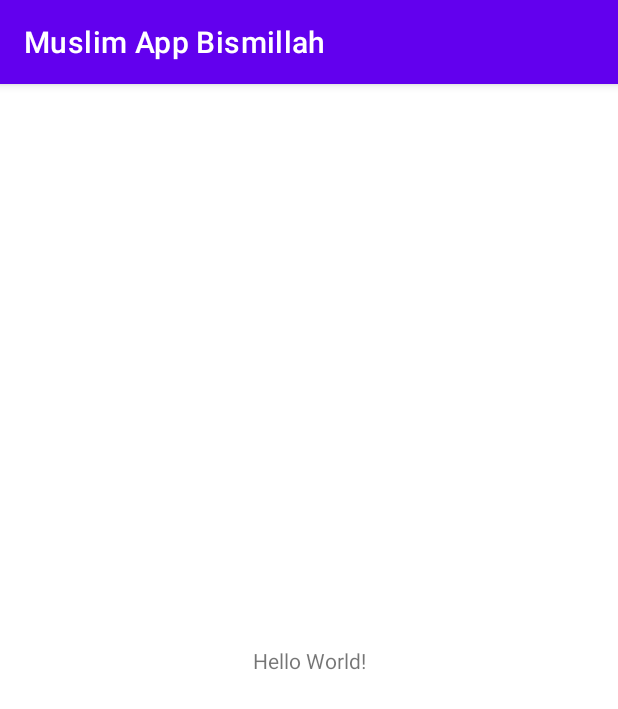
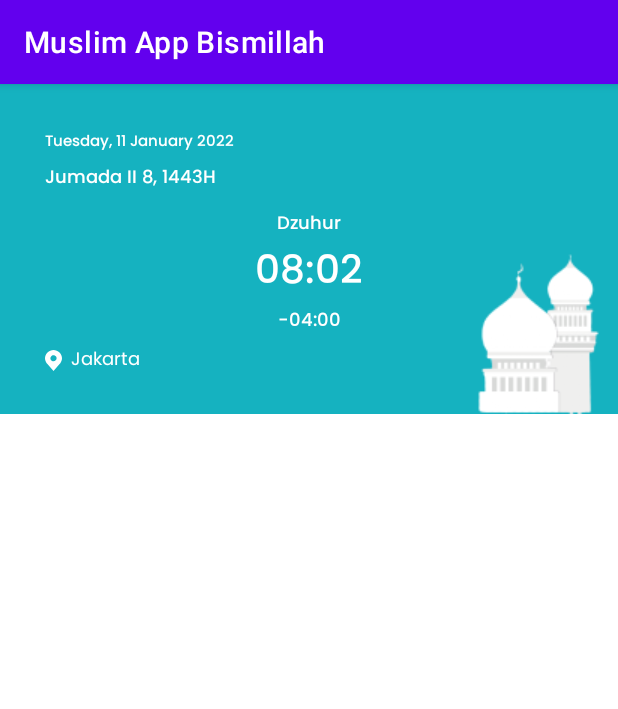
Before and after one commit to Dokito555/Muslim_App_Bismillah, an Android app: the screen it shows after launch (MainActivity), on a phone screen of 412 x 824 dp. Shown: the top 709 px of the screen. Run offline under Robolectric (Android 15) with nearby library versions, the phone set to English and light mode, and no system bars.

Commit message:
Top Home Screen

```diff
--- a/app/src/main/AndroidManifest.xml
+++ b/app/src/main/AndroidManifest.xml
@@ -1,6 +1,8 @@
 <?xml version="1.0" encoding="utf-8"?>
 <manifest xmlns:android="http://schemas.android.com/apk/res/android"
     package="blue.umbrella.muslimappbismillah">
+
+    <uses-permission android:name="android.permission.INTERNET"/>
 
     <application
         android:allowBackup="true"
--- /dev/null
+++ b/app/src/main/res/drawable/ic_location.xml
@@ -0,0 +1,9 @@
+<vector xmlns:android="http://schemas.android.com/apk/res/android"
+    android:width="11dp"
+    android:height="14dp"
+    android:viewportWidth="11"
+    android:viewportHeight="14">
+  <path
+      android:pathData="M5.5,0C4.0418,0.0017 2.6439,0.5817 1.6128,1.6128C0.5817,2.6439 0.0017,4.0418 0,5.5C-0.0017,6.6916 0.3875,7.8509 1.108,8.8C1.108,8.8 1.258,8.9975 1.2825,9.026L5.5,14L9.7195,9.0235C9.7415,8.997 9.892,8.8 9.892,8.8L9.8925,8.7985C10.6126,7.8498 11.0017,6.6911 11,5.5C10.9983,4.0418 10.4183,2.6439 9.3872,1.6128C8.3561,0.5817 6.9582,0.0017 5.5,0ZM5.5,7.5C5.1044,7.5 4.7178,7.3827 4.3889,7.1629C4.06,6.9432 3.8036,6.6308 3.6522,6.2654C3.5009,5.8999 3.4613,5.4978 3.5384,5.1098C3.6156,4.7219 3.8061,4.3655 4.0858,4.0858C4.3655,3.8061 4.7219,3.6156 5.1098,3.5384C5.4978,3.4613 5.8999,3.5009 6.2654,3.6522C6.6308,3.8036 6.9432,4.06 7.1629,4.3889C7.3827,4.7178 7.5,5.1044 7.5,5.5C7.4993,6.0302 7.2884,6.5385 6.9135,6.9135C6.5385,7.2884 6.0302,7.4993 5.5,7.5Z"
+      android:fillColor="#ffffff"/>
+</vector>
--- /dev/null
+++ b/app/src/main/res/font/font.xml
@@ -0,0 +1,4 @@
+<?xml version="1.0" encoding="utf-8"?>
+<font-family xmlns:android="http://schemas.android.com/apk/res/android">
+
+</font-family>
--- a/app/src/main/res/layout/activity_main.xml
+++ b/app/src/main/res/layout/activity_main.xml
@@ -1,18 +1,103 @@
 <?xml version="1.0" encoding="utf-8"?>
-<androidx.constraintlayout.widget.ConstraintLayout xmlns:android="http://schemas.android.com/apk/res/android"
+<ScrollView xmlns:android="http://schemas.android.com/apk/res/android"
     xmlns:app="http://schemas.android.com/apk/res-auto"
     xmlns:tools="http://schemas.android.com/tools"
     android:layout_width="match_parent"
     android:layout_height="match_parent"
     tools:context=".MainActivity">
 
-    <TextView
-        android:layout_width="wrap_content"
+    <LinearLayout
+        android:layout_width="match_parent"
         android:layout_height="wrap_content"
-        android:text="Hello World!"
-        app:layout_constraintBottom_toBottomOf="parent"
-        app:layout_constraintLeft_toLeftOf="parent"
-        app:layout_constraintRight_toRightOf="parent"
-        app:layout_constraintTop_toTopOf="parent" />
+        android:orientation="vertical">
 
-</androidx.constraintlayout.widget.ConstraintLayout>
+        <RelativeLayout
+            android:layout_width="match_parent"
+            android:layout_height="220dp"
+            android:background="@color/main_color">
+
+            <LinearLayout
+                android:layout_width="match_parent"
+                android:layout_height="match_parent"
+                android:orientation="vertical">
+
+                <TextView
+                    android:id="@+id/kalender_masehi"
+                    android:layout_width="wrap_content"
+                    android:layout_height="wrap_content"
+                    android:text="Tuesday, 11 January 2022"
+                    android:fontFamily="@font/poppins_medium"
+                    android:layout_marginTop="30dp"
+                    android:textSize="10sp"
+                    android:layout_marginStart="30dp"
+                    android:textColor="@color/white"/>
+
+                <TextView
+                    android:id="@+id/kalender_hijri"
+                    android:layout_width="wrap_content"
+                    android:layout_height="wrap_content"
+                    android:text="Jumada II 8, 1443H"
+                    android:fontFamily="@font/poppins_medium"
+                    android:layout_marginTop="5dp"
+                    android:layout_marginStart="30dp"
+                    android:textSize="12sp"
+                    android:textColor="@color/white"/>
+
+                <TextView
+                    android:id="@+id/waktu_solat"
+                    android:layout_width="match_parent"
+                    android:layout_height="wrap_content"
+                    android:textSize="12sp"
+                    android:text="Dzuhur"
+                    android:textAlignment="center"
+                    android:layout_marginTop="10dp"
+                    android:textColor="@color/white"
+                    android:fontFamily="@font/poppins_medium"/>
+
+                <TextView
+                    android:id="@+id/currentTime"
+                    android:layout_width="match_parent"
+                    android:layout_height="wrap_content"
+                    android:textSize="26sp"
+                    android:text="08:02"
+                    android:textAlignment="center"
+                    android:textColor="@color/white"
+                    android:fontFamily="@font/poppins_medium"/>
+
+                <TextView
+                    android:id="@+id/timeBeforeAdzan"
+                    android:layout_width="match_parent"
+                    android:layout_height="wrap_content"
+                    android:textSize="12sp"
+                    android:text="-04:00"
+                    android:textAlignment="center"
+                    android:textColor="@color/white"
+                    android:fontFamily="@font/poppins_medium"/>
+
+                <TextView
+                    android:id="@+id/currentLocation"
+                    android:layout_width="match_parent"
+                    android:layout_height="wrap_content"
+                    android:layout_marginTop="5dp"
+                    android:text="Jakarta"
+                    android:textColor="@color/white"
+                    android:fontFamily="@font/poppins_regular"
+                    android:textSize="12sp"
+                    android:drawableLeft="@drawable/ic_location"
+                    android:drawablePadding="6dp"
+                    android:layout_marginStart="30dp"/>
+
+            </LinearLayout>
+
+            <ImageView
+                android:layout_width="wrap_content"
+                android:layout_height="wrap_content"
+                android:src="@drawable/mosq"
+                android:layout_alignParentBottom="true"
+                android:layout_alignParentRight="true"/>
+
+        </RelativeLayout>
+
+    </LinearLayout>
+
+</ScrollView>
--- a/app/src/main/res/values/colors.xml
+++ b/app/src/main/res/values/colors.xml
@@ -7,4 +7,5 @@
     <color name="teal_700">#FF018786</color>
     <color name="black">#FF000000</color>
     <color name="white">#FFFFFFFF</color>
+    <color name="main_color">#15B2C0</color>
 </resources>
```
Also changed, not shown: app/src/main/res/drawable/mosq.png (added).
